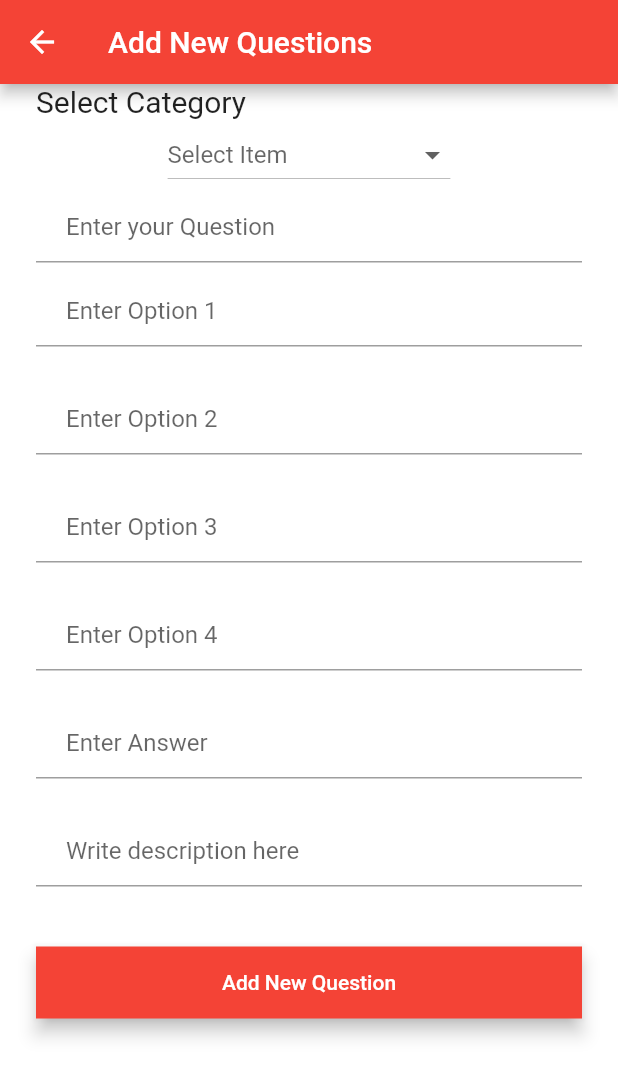
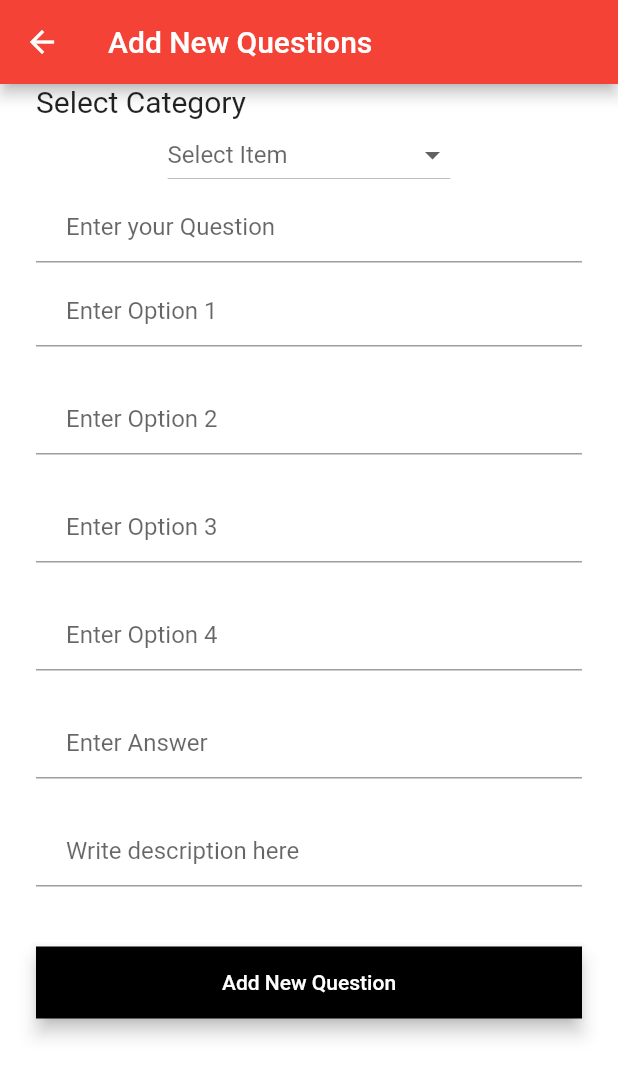
Before and after one commit to mudassar7799/nts_mcqs_test-master1, a Flutter app: the AddQuestion screen opened directly, on a phone screen of 412 x 824 dp. Shown: the top 1077 px of the screen. Run offline on Flutter 3.47's test engine with Material 2 defaults, Android fonts, the phone set to English and light mode, and no system bars.

Commit message:
color change

```diff
--- a/lib/addquestion.dart
+++ b/lib/addquestion.dart
@@ -151,7 +151,7 @@ class _QuestionScreenState extends State<AddQuestion> {
               Padding(
                 padding: EdgeInsets.symmetric(vertical: 16.0),
                 child: Material(
-                  color: Colors.red,
+                  color: Colors.black,
                   elevation: 5.0,
                   child: MaterialButton(
                     onPressed: () {
```
